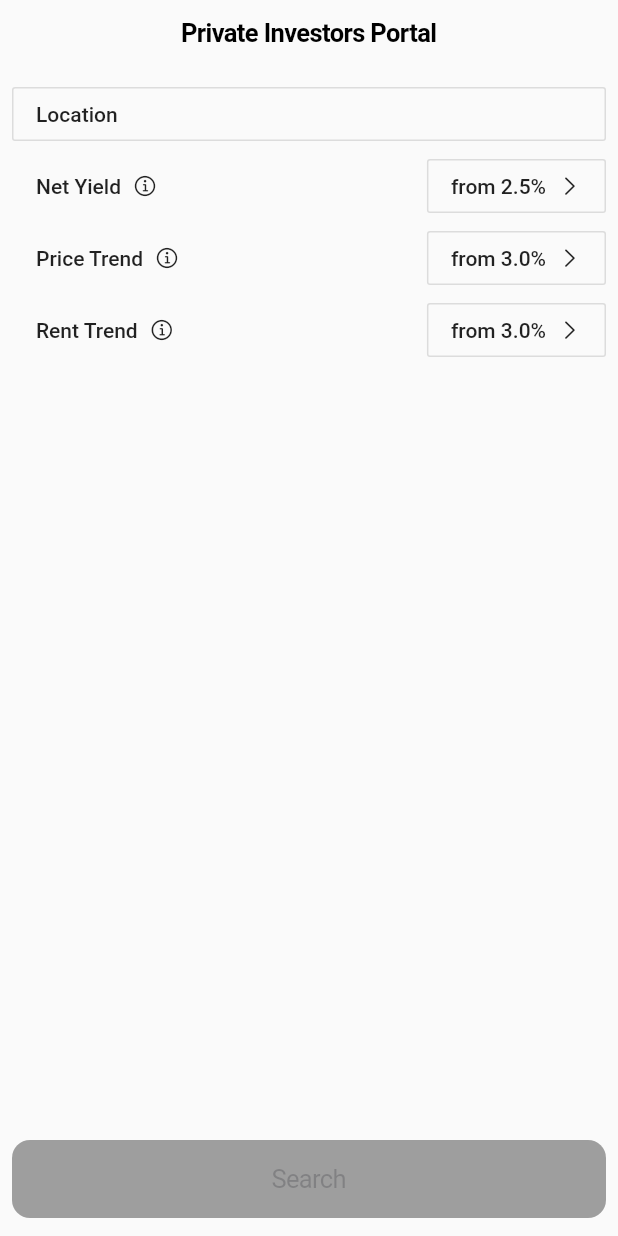
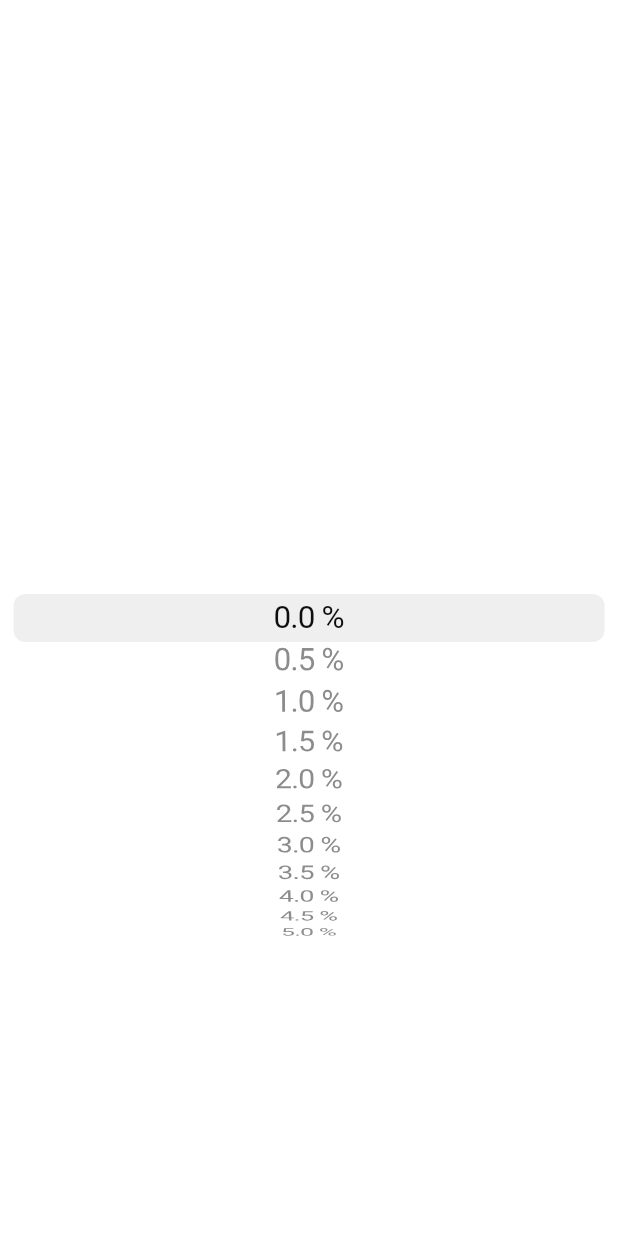
Before and after one commit to DariaBezuhla/private_investor_IS24, a Flutter app: the screen it shows after launch, after a tap on "from 2.5%", on a phone screen of 412 x 824 dp. Run offline on Flutter 3.47's test engine with Material 2 defaults, Android fonts, the phone set to English and light mode, and no system bars; our stand-ins replace transparent_image.

Commit message:
Another commit to keep my CAN streak going.

```diff
--- a/lib/search/location_input.dart
+++ b/lib/search/location_input.dart
@@ -39,7 +39,7 @@ class _LocationInputState extends State<LocationInput> {
 
   Widget _navigationBar() => CupertinoNavigationBar(
         leading: _navigationButton(Text("Cancel"), () {
-          Navigator.of(context).pop(false);
+          Navigator.of(context).pop(null);
         }),
         middle: Text("Location", style: _BOLD),
         trailing: _navigationButton(
--- a/lib/search/search_criteria.dart
+++ b/lib/search/search_criteria.dart
@@ -10,12 +10,20 @@ class SearchCriteria extends StatefulWidget {
 }
 
 class _SearchCriteriaState extends State<SearchCriteria> {
+  static const __kPickerItemHeight = 32.0;
+
   Location _location;
+  num _yield;
+  num _price;
+  num _rent;
 
   @override
   Widget build(BuildContext context) => CupertinoPageScaffold(
         navigationBar: CupertinoNavigationBar(
-          middle: Text("Private Investors Portal"),
+          middle: Text(
+            "Private Investors",
+            style: TextStyle(fontWeight: FontWeight.bold),
+          ),
         ),
         child: SafeArea(
           child: Material(
@@ -46,10 +54,21 @@ class _SearchCriteriaState extends State<SearchCriteria> {
                             Expanded(
                               child: Align(
                                 alignment: Alignment.centerLeft,
-                                child: _criteriaInfo("Net Yield", () {}),
+                                child: _criteriaInfo("Net Yield", () {
+                                  showCupertinoDialog(
+                                    context: context,
+                                    builder: (context) => CupertinoAlertDialog(
+                                          content: Text("Net Yield"),
+                                        ),
+                                  );
+                                }),
                               ),
                             ),
-                            _criteriaValue("from 2.5%", () {}),
+                            _criteriaValue(context, "from 2.5%", (it) {
+                              setState(() {
+                                _yield = it;
+                              });
+                            }),
                           ],
                         ),
                         Row(
@@ -57,10 +76,21 @@ class _SearchCriteriaState extends State<SearchCriteria> {
                             Expanded(
                               child: Align(
                                 alignment: Alignment.centerLeft,
-                                child: _criteriaInfo("Price Trend", () {}),
+                                child: _criteriaInfo("Price Trend", () {
+                                  showCupertinoDialog(
+                                    context: context,
+                                    builder: (context) => CupertinoAlertDialog(
+                                          content: Text("Price Trend"),
+                                        ),
+                                  );
+                                }),
                               ),
                             ),
-                            _criteriaValue("from 3.0%", () {}),
+                            _criteriaValue(context, "from 3.0%", (it) {
+                              setState(() {
+                                _price = it;
+                              });
+                            }),
                           ],
                         ),
                         Row(
@@ -68,10 +98,21 @@ class _SearchCriteriaState extends State<SearchCriteria> {
                             Expanded(
                               child: Align(
                                 alignment: Alignment.centerLeft,
-                                child: _criteriaInfo("Rent Trend", () {}),
+                                child: _criteriaInfo("Rent Trend", () {
+                                  showCupertinoDialog(
+                                    context: context,
+                                    builder: (context) => CupertinoAlertDialog(
+                                          content: Text("Rent Trend"),
+                                        ),
+                                  );
+                                }),
                               ),
                             ),
-                            _criteriaValue("from 3.0%", () {}),
+                            _criteriaValue(context, "from 3.0%", (it) {
+                              setState(() {
+                                _rent = it;
+                              });
+                            }),
                           ],
                         )
                       ],
@@ -89,7 +130,7 @@ class _SearchCriteriaState extends State<SearchCriteria> {
                         child: CupertinoButton(
                           child: const Text("Search"),
                           color: const Color(0xE6FF7500),
-                          disabledColor: Colors.grey,
+                          disabledColor: CupertinoColors.inactiveGray,
                           onPressed: _location == null
                               ? null
                               : () {
@@ -117,7 +158,12 @@ class _SearchCriteriaState extends State<SearchCriteria> {
         onPressed: onPressed,
       );
 
-  Widget _criteriaValue(String data, VoidCallback onPressed) => OutlineButton(
+  Widget _criteriaValue(
+    BuildContext context,
+    String data,
+    ValueChanged<num> onSelectedValueChanged,
+  ) {
+    return OutlineButton(
       child: Row(
         children: <Widget>[
           Text(data),
@@ -125,8 +171,29 @@ class _SearchCriteriaState extends State<SearchCriteria> {
           const Icon(CupertinoIcons.right_chevron, size: 16.0),
         ],
       ),
-        onPressed: onPressed,
+      onPressed: () {
+        showCupertinoModalPopup<void>(
+          context: context,
+          builder: (context) => CupertinoPicker(
+                backgroundColor: CupertinoColors.white,
+                children: List<Widget>.generate(
+                  11,
+                  (index) => new Center(
+                        child: Text(
+                          "${index / 2} %",
+                        ),
+                      ),
+                ),
+                itemExtent: __kPickerItemHeight,
+                scrollController: FixedExtentScrollController(initialItem: 0),
+                onSelectedItemChanged: (index) {
+                  onSelectedValueChanged(index / 2);
+                },
+              ),
         );
+      },
+    );
+  }
 
   void _pushLocation() async {
     final route = CupertinoPageRoute<Location>(
```
Lines whose indentation alone changed are shown as unchanged.
